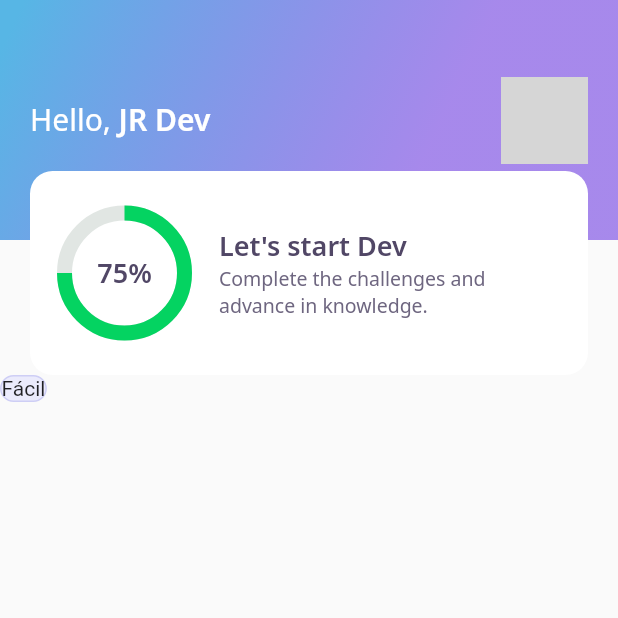
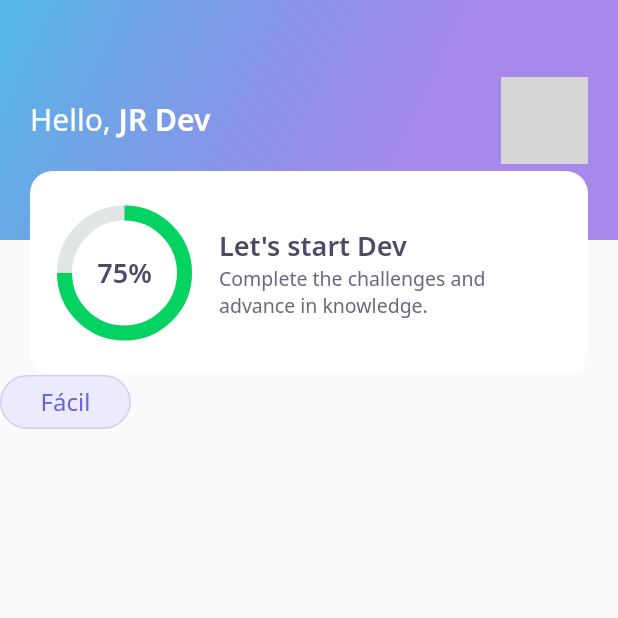
Before and after one commit to humbertoromanojr/flutter_dev_quiz, a Flutter app: the screen it shows after launch, on a phone screen of 412 x 824 dp, the top half of it. Run offline on Flutter 3.47's test engine with Material 2 defaults, Android fonts, the phone set to English and light mode, and no system bars; our stand-ins replace google_fonts; network calls fail; grey boxes are pictures that could not be loaded.

Commit message:
Finished UI level_button_widget

```diff
--- a/lib/home/widgets/level_button/level_button_widget.dart
+++ b/lib/home/widgets/level_button/level_button_widget.dart
@@ -1,5 +1,6 @@
 import 'package:dev_quiz/core/app_colors.dart';
 import 'package:flutter/material.dart';
+import 'package:google_fonts/google_fonts.dart';
 
 class LevelButtonWidget extends StatelessWidget {
   const LevelButtonWidget({Key key}) : super(key: key);
@@ -14,7 +15,13 @@ class LevelButtonWidget extends StatelessWidget {
         ),
         borderRadius: BorderRadius.circular(28)
       ),
-      child: Text("Fácil"),
+      child: Padding(
+        padding: const EdgeInsets.symmetric(horizontal: 26.0, vertical: 6.0),
+        child: Text("Fácil", style: GoogleFonts.notoSans(
+          color: AppColors.levelButtonTextFacil,
+          fontSize: 16,
+        )),
+      ),
     );
   }
 }
```
